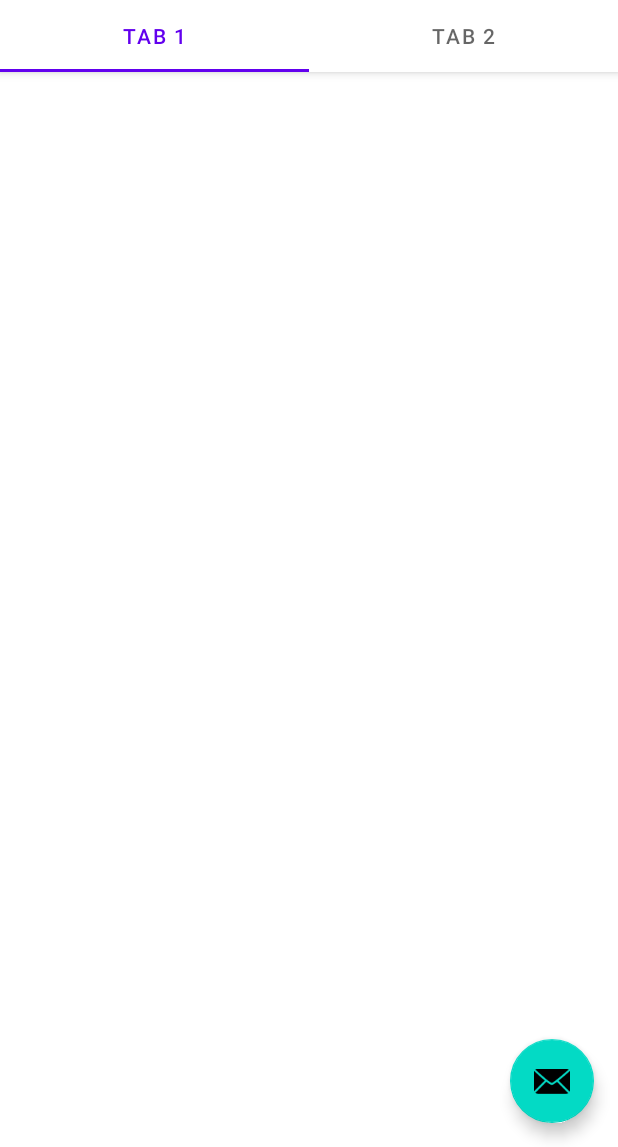
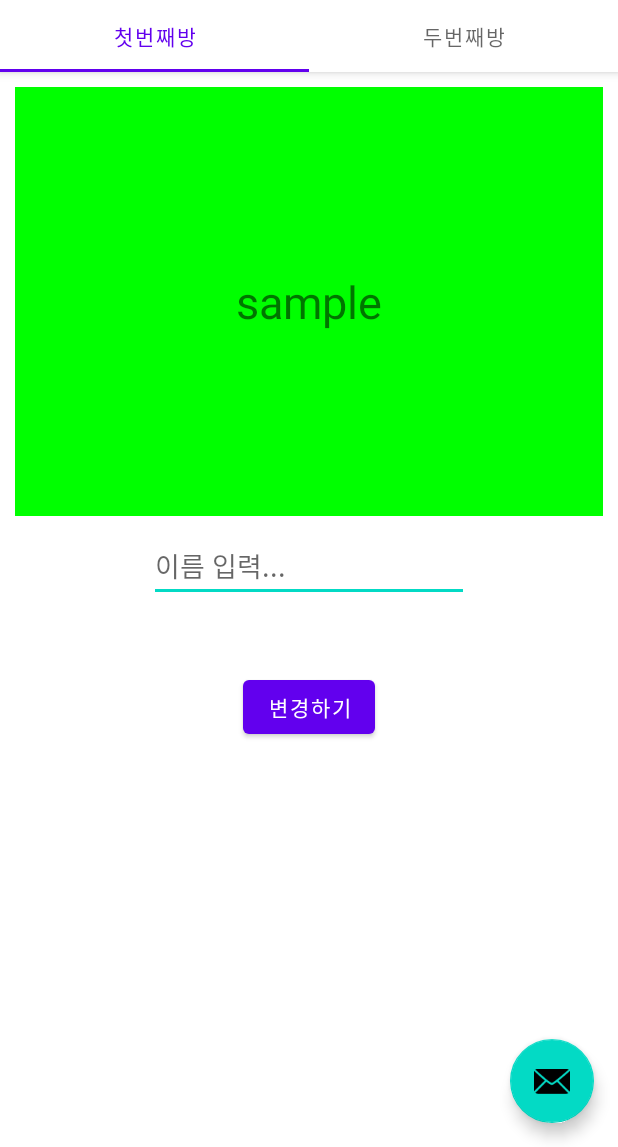
Before and after one commit to SY58/2210_Android, an Android app: the screen it shows after launch (MainActivity), on a phone screen of 412 x 824 dp, the part 89-1236 px from its top. Run offline under Robolectric (Android 15) with nearby library versions, the light colour scheme and no system bars; 1 statement that could not run was skipped.

Commit message:
step10viewpager 모듈 테스트 예제 완성

```diff
--- a/step10viewpager/src/main/java/com/example/step10viewpager/ui/main/PageViewModel.java
+++ b/step10viewpager/src/main/java/com/example/step10viewpager/ui/main/PageViewModel.java
@@ -8,18 +8,23 @@ import androidx.lifecycle.ViewModel;
 
 public class PageViewModel extends ViewModel {
     //수정 가능한 라이브 데이터
-    private MutableLiveData<Integer> mIndex = new MutableLiveData<>();
+    private MutableLiveData<String> ownerName = new MutableLiveData<>();
     //읽기 전용 라이브 데이터
-    private LiveData<String> mText = Transformations.map(mIndex, new Function<Integer, String>() {
+    private LiveData<String> mText = Transformations.map(ownerName, new Function<String, String>() {
+
         @Override
-        public String apply(Integer input) {
-            return "Hello world from section: " + input;
+        public String apply(String input) {
+            //input을 가공해서 새로운 정보를 얻어낸다.
+            String info="이 구역의 주인은 : "+input;
+            return info;
         }
     });
-    //수정가능한 라이브 데이터를 update 하는 메소드
-    public void setIndex(int index) {
-        mIndex.setValue(index);
+    //라이브 데이터를 변경하는 메소드
+    public void setOwnerName(String newOwner) {
+        //인자로 전달받은 이름을 MutableliveData 객체의 setValue() 메소드의 인자로 전달해서 변경한다.
+        ownerName.setValue(newOwner);
     }
+
     //읽기 전용 라이브 데이터를 리턴하는 메소드
     public LiveData<String> getText() {
         return mText;
--- a/step10viewpager/src/main/java/com/example/step10viewpager/ui/main/PlaceholderFragment.java
+++ b/step10viewpager/src/main/java/com/example/step10viewpager/ui/main/PlaceholderFragment.java
@@ -20,18 +20,23 @@ import com.example.step10viewpager.databinding.FragmentMainBinding;
 
 public class PlaceholderFragment extends Fragment {
 
-    private static final String ARG_SECTION_NUMBER = "section_number";
+    //private static final String ARG_SECTION_NUMBER = "section_number";
 
     private PageViewModel pageViewModel;
     private FragmentMainBinding binding;
 
     //인자로 전달하는 인덱스에 해당하는 새 Fragment(PlaceholderFragment) 객체를 리턴하는 메소드
-    public static PlaceholderFragment newInstance(int index) {
+    public static PlaceholderFragment newInstance(String ownerName) {
+        //fragment 객체를 생성하고
         PlaceholderFragment fragment = new PlaceholderFragment();
+        //Bundle 객체를 생성해서
         Bundle bundle = new Bundle();
-        bundle.putInt(ARG_SECTION_NUMBER, index);
+        //"ownerName"이라는 키값으로 전달된 이름을 담고
+        bundle.putString("ownerName", ownerName);
+        //Fragment 에 전달하고
         fragment.setArguments(bundle);
-        return fragment;
+        //해당 fragment 객체를 리턴해준다.
+       return fragment;
     }
 
     @Override
@@ -39,11 +44,13 @@ public class PlaceholderFragment extends Fragment {
         super.onCreate(savedInstanceState);
         //PageViewModel 을 사용할 준비하기
         pageViewModel = new ViewModelProvider(this).get(PageViewModel.class);
-        int index = 1;
-        if (getArguments() != null) {
-            index = getArguments().getInt(ARG_SECTION_NUMBER);
-        }
-        pageViewModel.setIndex(index);
+
+        //Fragment에 전달받은 인자(Bundle)을 얻어낸다.
+        Bundle bundle=getArguments();
+        //Bundle 객체에 "ownerName"이라는 키값으로 담겨있는 이름을 얻어낸다.
+        String ownerName=bundle.getString("ownerName");
+        //MutableLiveData를 수정한다.
+        pageViewModel.setOwnerName(ownerName);
     }
 
     @Override
@@ -56,13 +63,24 @@ public class PlaceholderFragment extends Fragment {
         View root = binding.getRoot();
         //textview의 참조값을 얻어와서
         final TextView textView = binding.sectionLabel;
+        //PageView 모델이 가지고 있는 데이터를 관찰하고 있다가 혹시 변경이 되면 UI를 업데이트할 옵저버 등록
+        //단, 이 뷰의 주인(프래그먼트 혹은 액티비티)가 활성화된 상태에서만 동작하겠다는 의미
         pageViewModel.getText().observe(getViewLifecycleOwner(), new Observer<String>() {
+            //가공된 문자열이 들어온다.
             @Override
             public void onChanged(@Nullable String s) {
-                //textViwㅇ 문자열을 출력하기
+                //textView 문자열을 출력하기
                 textView.setText(s);
             }
         });
+        //버튼을 눌렀을 때 동작할 리스너 등록
+        binding.changeBtn.setOnClickListener(view -> {
+            //입력한 이름을 읽어와서
+            String newName=binding.inputName.getText().toString();
+            //PageViewModel 이 가지고 있는 라이브 데이터를 업데이트한다.
+            pageViewModel.setOwnerName(newName);
+        });
+
         return root;
     }
 
--- a/step10viewpager/src/main/java/com/example/step10viewpager/ui/main/SectionsPagerAdapter.java
+++ b/step10viewpager/src/main/java/com/example/step10viewpager/ui/main/SectionsPagerAdapter.java
@@ -3,12 +3,9 @@ package com.example.step10viewpager.ui.main;
 import android.content.Context;
 
 import androidx.annotation.Nullable;
-import androidx.annotation.StringRes;
 import androidx.fragment.app.Fragment;
 import androidx.fragment.app.FragmentManager;
 import androidx.fragment.app.FragmentPagerAdapter;
-
-import com.example.step10viewpager.R;
 
 /**
  * A [FragmentPagerAdapter] that returns a fragment corresponding to
@@ -16,8 +13,8 @@ import com.example.step10viewpager.R;
  */
 public class SectionsPagerAdapter extends FragmentPagerAdapter {
 
-    @StringRes
-    private static final int[] TAB_TITLES = new int[]{R.string.tab_text_1, R.string.tab_text_2};
+    String[] roomNames={"첫번째방","두번째방"};
+
     private final Context mContext;
 
     public SectionsPagerAdapter(Context context, FragmentManager fm) {
@@ -27,15 +24,14 @@ public class SectionsPagerAdapter extends FragmentPagerAdapter {
 
     @Override
     public Fragment getItem(int position) {
-        // getItem is called to instantiate the fragment for the given page.
-        // Return a PlaceholderFragment (defined as a static inner class below).
-        return PlaceholderFragment.newInstance(position + 1);
+
+        return PlaceholderFragment.newInstance("주인 없음");
     }
 
     @Nullable
     @Override
     public CharSequence getPageTitle(int position) {
-        return mContext.getResources().getString(TAB_TITLES[position]);
+        return roomNames[position];
     }
 
     @Override
--- a/step10viewpager/src/main/res/layout/fragment_main.xml
+++ b/step10viewpager/src/main/res/layout/fragment_main.xml
@@ -9,15 +9,45 @@
 
     <TextView
         android:id="@+id/section_label"
-        android:layout_width="wrap_content"
-        android:layout_height="wrap_content"
-        android:layout_marginStart="@dimen/activity_horizontal_margin"
-        android:layout_marginTop="@dimen/activity_vertical_margin"
-        android:layout_marginEnd="@dimen/activity_horizontal_margin"
-        android:layout_marginBottom="@dimen/activity_vertical_margin"
-        app:layout_constraintLeft_toLeftOf="parent"
-        app:layout_constraintTop_toTopOf="@+id/constraintLayout"
+        android:layout_width="0dp"
+        android:layout_height="0dp"
+        android:layout_marginStart="10dp"
+        android:layout_marginTop="10dp"
+        android:layout_marginEnd="10dp"
+        android:layout_marginBottom="103dp"
+        android:background="#00ff00"
+        android:gravity="center"
+        android:text="sample"
+        android:textSize="30sp"
+        app:layout_constraintBottom_toTopOf="@+id/changeBtn"
+        app:layout_constraintEnd_toEndOf="parent"
+        app:layout_constraintStart_toStartOf="parent"
+        app:layout_constraintTop_toTopOf="parent"
         tools:layout_constraintLeft_creator="1"
         tools:layout_constraintTop_creator="1" />
 
+    <EditText
+        android:id="@+id/inputName"
+        android:layout_width="wrap_content"
+        android:layout_height="wrap_content"
+        android:layout_marginBottom="354dp"
+        android:ems="10"
+        android:inputType="textPersonName"
+        android:hint="이름 입력..."
+        app:layout_constraintBottom_toBottomOf="parent"
+        app:layout_constraintEnd_toEndOf="parent"
+        app:layout_constraintStart_toStartOf="parent"
+        app:layout_constraintTop_toBottomOf="@+id/section_label" />
+
+    <Button
+        android:id="@+id/changeBtn"
+        android:layout_width="wrap_content"
+        android:layout_height="wrap_content"
+        android:layout_marginBottom="269dp"
+        android:text="변경하기"
+        app:layout_constraintBottom_toBottomOf="parent"
+        app:layout_constraintEnd_toEndOf="parent"
+        app:layout_constraintStart_toStartOf="parent"
+        app:layout_constraintTop_toBottomOf="@+id/section_label" />
+
 </androidx.constraintlayout.widget.ConstraintLayout>
```
